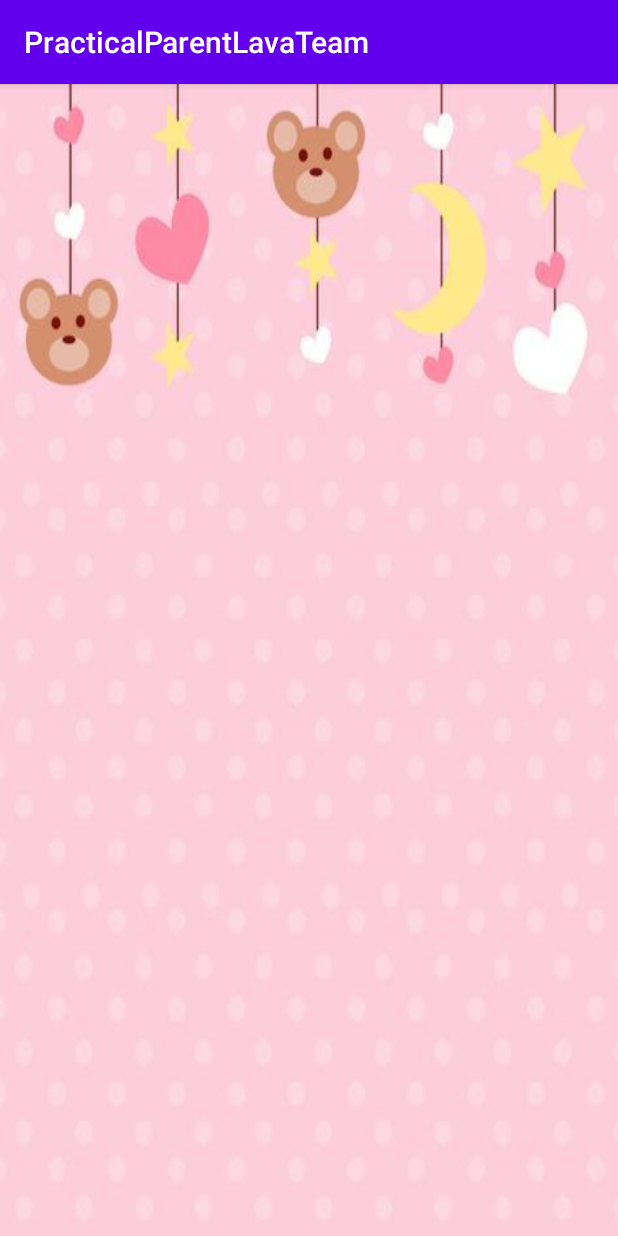
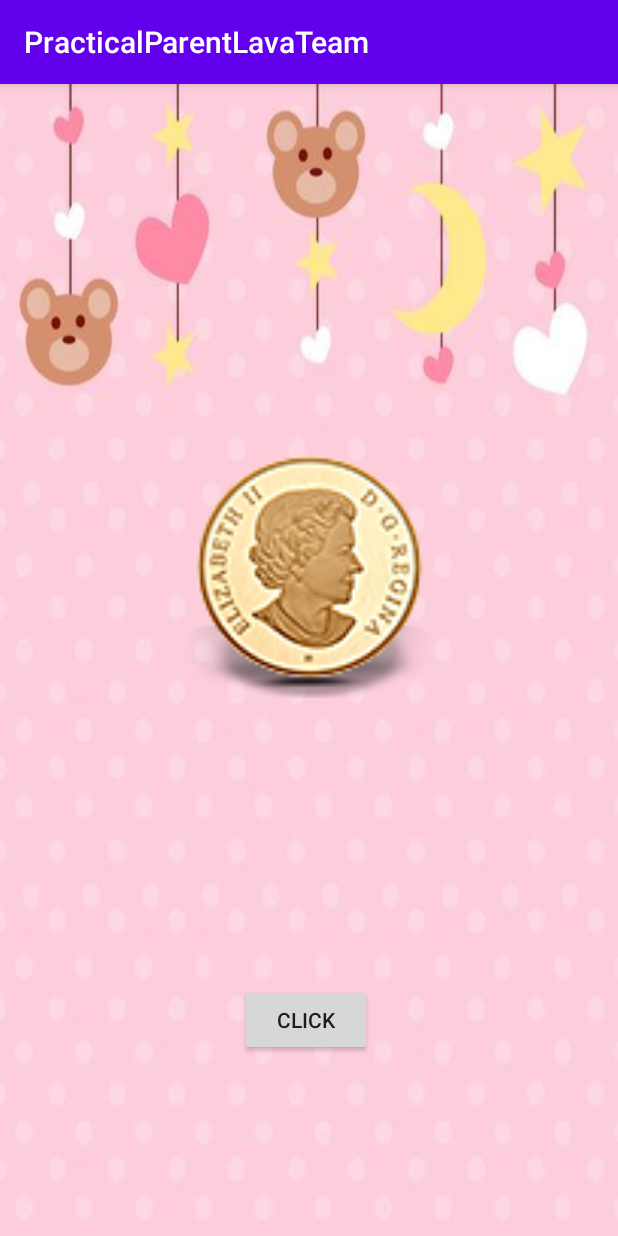
Before and after one commit to gurjeetsingh/Practical-Parenting-Andorid-Application, an Android app: the CoinFlipActivity screen opened directly, with no data from a screen before it, on a phone screen of 412 x 824 dp. Run offline under Robolectric (Android 15) with nearby library versions, the light colour scheme and no system bars.

Commit message:
Yuhan first commit

```diff
--- a/app/src/main/java/com/e/practicalparentlavateam/UI/CoinFlipActivity.java
+++ b/app/src/main/java/com/e/practicalparentlavateam/UI/CoinFlipActivity.java
@@ -2,12 +2,24 @@ package com.e.practicalparentlavateam.UI;
 
 import androidx.appcompat.app.AppCompatActivity;
 
+import android.animation.Animator;
+import android.animation.AnimatorListenerAdapter;
+import android.animation.ObjectAnimator;
 import android.content.Context;
 import android.content.Intent;
+import android.media.MediaParser;
+import android.media.MediaPlayer;
 import android.os.Bundle;
+import android.view.View;
+import android.view.animation.AccelerateDecelerateInterpolator;
+import android.view.animation.DecelerateInterpolator;
+import android.widget.Button;
+import android.widget.ImageView;
 import android.widget.Toast;
 
 import com.e.practicalparentlavateam.R;
+
+import java.util.Random;
 
 public class CoinFlipActivity extends AppCompatActivity {
 
@@ -16,6 +28,59 @@ public class CoinFlipActivity extends AppCompatActivity {
         super.onCreate(savedInstanceState);
         setContentView(R.layout.activity_coin_flip);
 
+        flipCoin();
+    }
+
+    private void flipCoin() {
+        /*final Random random = new Random();
+        Button button = (Button) findViewById(R.id.button);
+        final ImageView image1 = (ImageView) findViewById(R.id.front);
+        final ImageView image2 = (ImageView) findViewById(R.id.back);
+        button.setOnClickListener(new View.OnClickListener() {
+            @Override
+            public void onClick(View v) {
+                int num = random.nextInt(2);
+                if(num == 1){
+                    image1.setAlpha((float) 0.0);
+                    image2.setAlpha((float) 1.0);
+                }
+                else{
+                    image1.setAlpha((float) 1.0);
+                    image2.setAlpha((float) 0.0);
+                }
+            }
+        });*/
+        //https://stackoverflow.com/questions/46111262/card-flip-animation-in-android
+        final Random random = new Random();
+        final ImageView image1 = (ImageView) findViewById(R.id.front);
+        Button button = (Button) findViewById(R.id.button);
+        button.setOnClickListener(new View.OnClickListener() {
+            @Override
+            public void onClick(View v) {
+                MediaPlayer sound = MediaPlayer.create(CoinFlipActivity.this, R.raw.coin);
+                sound.start();
+                final ObjectAnimator front = ObjectAnimator.ofFloat(image1, "scaleX", 1f, 0f);
+                final ObjectAnimator back = ObjectAnimator.ofFloat(image1, "scaleX", 0f, 1f);
+                front.setInterpolator(new DecelerateInterpolator());
+                back.setInterpolator(new AccelerateDecelerateInterpolator());
+                front.addListener(new AnimatorListenerAdapter() {
+                    @Override
+                    public void onAnimationEnd(Animator animation) {
+                        super.onAnimationEnd(animation);
+                        int num = random.nextInt(2);
+                        if(num == 1){
+                            //https://www.mint.ca/store/coins/10-oz.-pure-silver-gold-plated-coin---robert-batemans-eminto-the-light---lionem---mintage-700-2019-prod3550023
+                            image1.setImageResource(R.drawable.coin_front);
+                        }
+                        else{
+                            image1.setImageResource(R.drawable.coin_back);
+                        }
+                        back.start();
+                    }
+                });
+                front.start();
+            }
+        });
     }
 
     public static Intent makeIntent(Context context) {
--- a/app/src/main/res/layout/activity_coin_flip.xml
+++ b/app/src/main/res/layout/activity_coin_flip.xml
@@ -7,4 +7,37 @@
     android:background="@drawable/child"
     tools:context=".UI.CoinFlipActivity">
 
+    <ImageView
+        android:id="@+id/front"
+        android:layout_width="172dp"
+        android:layout_height="175dp"
+        android:layout_marginTop="240dp"
+        android:alpha="1.0"
+        app:layout_constraintEnd_toEndOf="parent"
+        app:layout_constraintHorizontal_bias="0.497"
+        app:layout_constraintStart_toStartOf="parent"
+        app:layout_constraintTop_toTopOf="parent"
+        app:srcCompat="@drawable/coin_front" />
+
+    <ImageView
+        android:id="@+id/back"
+        android:layout_width="172dp"
+        android:layout_height="175dp"
+        android:layout_marginTop="240dp"
+        android:alpha="0.0"
+        app:layout_constraintEnd_toEndOf="parent"
+        app:layout_constraintHorizontal_bias="0.497"
+        app:layout_constraintStart_toStartOf="parent"
+        app:layout_constraintTop_toTopOf="parent"
+        app:srcCompat="@drawable/coin_back" />
+
+    <Button
+        android:id="@+id/button"
+        android:layout_width="wrap_content"
+        android:layout_height="wrap_content"
+        android:layout_marginStart="160dp"
+        android:layout_marginBottom="120dp"
+        android:text="click"
+        app:layout_constraintBottom_toBottomOf="parent"
+        app:layout_constraintStart_toStartOf="parent" />
 </androidx.constraintlayout.widget.ConstraintLayout>
```
Also changed, not shown: app/src/main/res/drawable-hdpi/coin_back.webp (added), app/src/main/res/drawable-hdpi/coin_front.webp (added), 1 other file.
